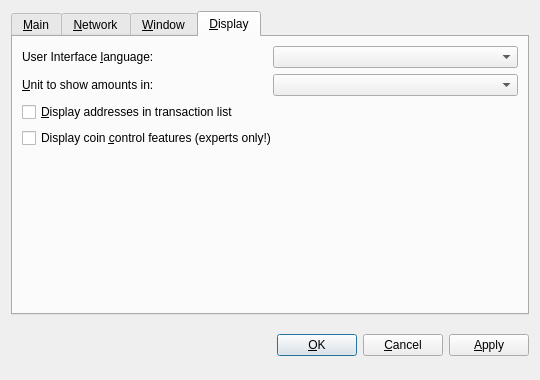
transcoder/CasinoCoin, file src/qt/forms/optionsdialog.ui: the form before one commit.
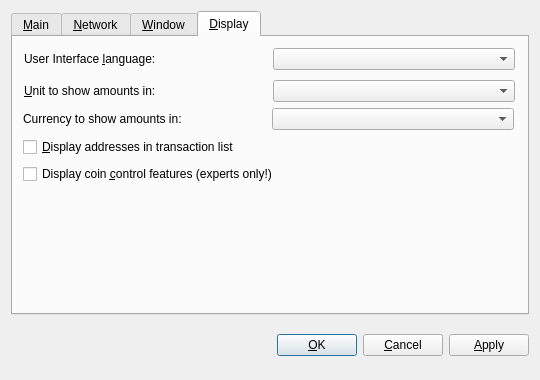
The form after the commit. The open tabs and pages were chosen to show the change. Custom widgets are drawn as their Qt base class.

Commit message: Coin Information API integrated

Patch:
```diff
--- a/src/qt/forms/optionsdialog.ui
+++ b/src/qt/forms/optionsdialog.ui
@@ -304,9 +304,83 @@
       <attribute name="title">
        <string>&amp;Display</string>
       </attribute>
-      <layout class="QVBoxLayout" name="verticalLayout_Display">
+      <widget class="QCheckBox" name="displayAddresses">
+       <property name="geometry">
+        <rect>
+         <x>10</x>
+         <y>100</y>
+         <width>230</width>
+         <height>20</height>
+        </rect>
+       </property>
+       <property name="toolTip">
+        <string>Whether to show CasinoCoin addresses in the transaction list or not.</string>
+       </property>
+       <property name="text">
+        <string>&amp;Display addresses in transaction list</string>
+       </property>
+      </widget>
+      <widget class="QCheckBox" name="coinControlFeatures">
+       <property name="geometry">
+        <rect>
+         <x>10</x>
+         <y>127</y>
+         <width>275</width>
+         <height>20</height>
+        </rect>
+       </property>
+       <property name="toolTip">
+        <string>Whether to show coin control features or not.</string>
+       </property>
+       <property name="text">
+        <string>Display coin &amp;control features (experts only!)</string>
+       </property>
+      </widget>
+      <widget class="QWidget" name="layoutWidget">
+       <property name="geometry">
+        <rect>
+         <x>10</x>
+         <y>70</y>
+         <width>491</width>
+         <height>24</height>
+        </rect>
+       </property>
+       <layout class="QHBoxLayout" name="horizontalLayout_2_Display_Currency">
        <item>
+         <widget class="QLabel" name="currencyLabel">
+          <property name="text">
+           <string>Currency to show amounts in:</string>
+          </property>
+          <property name="textFormat">
+           <enum>Qt::PlainText</enum>
+          </property>
+          <property name="buddy">
+           <cstring>currency</cstring>
+          </property>
+         </widget>
+        </item>
+        <item>
+         <widget class="QValueComboBox" name="currency">
+          <property name="toolTip">
+           <string>Choose the default currency in which to show your total coin value.</string>
+          </property>
+         </widget>
+        </item>
+       </layout>
+      </widget>
+      <widget class="QWidget" name="layoutWidget">
+       <property name="geometry">
+        <rect>
+         <x>11</x>
+         <y>11</y>
+         <width>491</width>
+         <height>24</height>
+        </rect>
+       </property>
         <layout class="QHBoxLayout" name="horizontalLayout_1_Display">
+        <property name="sizeConstraint">
+         <enum>QLayout::SetMaximumSize</enum>
+        </property>
          <item>
           <widget class="QLabel" name="langLabel">
            <property name="text">
@@ -328,8 +402,16 @@
           </widget>
          </item>
         </layout>
-       </item>
-       <item>
+      </widget>
+      <widget class="QWidget" name="layoutWidget">
+       <property name="geometry">
+        <rect>
+         <x>11</x>
+         <y>42</y>
+         <width>491</width>
+         <height>24</height>
+        </rect>
+       </property>
         <layout class="QHBoxLayout" name="horizontalLayout_2_Display">
          <item>
           <widget class="QLabel" name="unitLabel">
@@ -352,41 +434,7 @@
           </widget>
          </item>
         </layout>
-       </item>
-       <item>
-        <widget class="QCheckBox" name="displayAddresses">
-         <property name="toolTip">
-          <string>Whether to show CasinoCoin addresses in the transaction list or not.</string>
-         </property>
-         <property name="text">
-          <string>&amp;Display addresses in transaction list</string>
-         </property>
-        </widget>
-       </item>
-       <item>
-        <widget class="QCheckBox" name="coinControlFeatures">
-         <property name="toolTip">
-          <string>Whether to show coin control features or not.</string>
-         </property>
-         <property name="text">
-          <string>Display coin &amp;control features (experts only!)</string>
-         </property>
-        </widget>
-       </item>
-       <item>
-        <spacer name="verticalSpacer_Display">
-         <property name="orientation">
-          <enum>Qt::Vertical</enum>
-         </property>
-         <property name="sizeHint" stdset="0">
-          <size>
-           <width>20</width>
-           <height>40</height>
-          </size>
-         </property>
-        </spacer>
-       </item>
-      </layout>
+      </widget>
      </widget>
     </widget>
    </item>
```
Left out of the diff: 2 changed lines with no effect on the pictures. Lines whose indentation alone changed are shown as unchanged. The commit also changes 16 other files.
